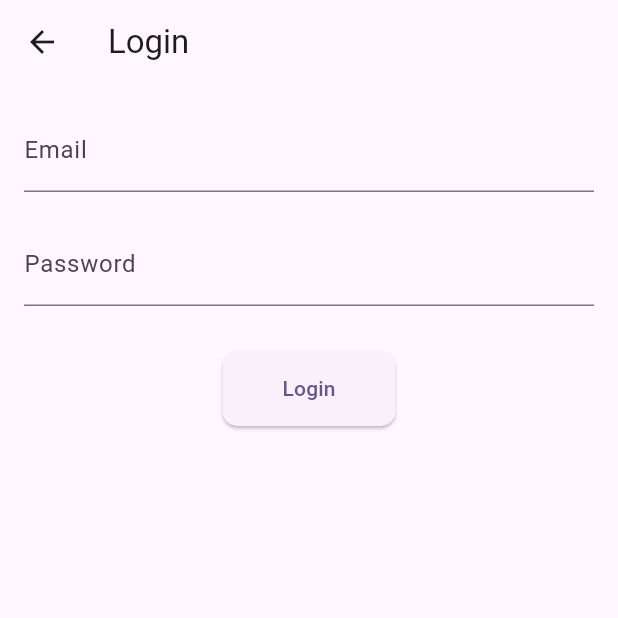
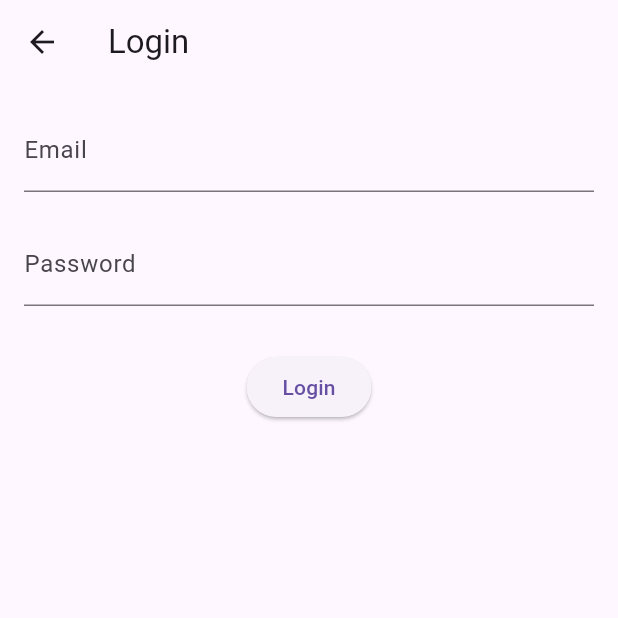
Before and after one commit to Moin1323/Flutter-GetX-API-Integration, a Flutter app: the HomeView screen opened by its route, after a tap on the "logout" icon, on a phone screen of 412 x 824 dp, the top half of it. Run offline on Flutter 3.47's test engine with Material 3 defaults, Android fonts, the phone set to English and light mode, and no system bars; our stand-ins replace fluttertoast, get, shared_preferences; accounts and stored records are empty.

Commit message:
Colors Data

```diff
--- a/lib/main.dart
+++ b/lib/main.dart
@@ -19,10 +19,6 @@ class MyApp extends StatelessWidget {
       translations: Languages(),
       locale: const Locale('en', 'US'),
       fallbackLocale: const Locale('en', 'US'),
-      theme: ThemeData(
-        colorScheme: ColorScheme.fromSeed(seedColor: Colors.deepPurple),
-        useMaterial3: true,
-      ),
       home: const SplashView(),
       getPages: AppRoutes.appRoutes(),
     );
--- a/lib/res/routes/app_routes.dart
+++ b/lib/res/routes/app_routes.dart
@@ -1,7 +1,7 @@
 import 'package:get/get.dart';
 import 'package:getx_api/res/routes/routes_name.dart';
 import 'package:getx_api/view/home/home_view.dart';
-import 'package:getx_api/view/login/login_view.dart';
+import 'package:getx_api/view/auth/login/login_view.dart';
 import 'package:getx_api/view/splash/splash_view.dart';
 
 class AppRoutes {
--- a/lib/view/login/login_view.dart
+++ b/lib/view/auth/login/login_view.dart
@@ -32,6 +32,7 @@ class _LoginViewState extends State<LoginView> {
                 validator: (value) {
                   if (value!.isEmpty) {
                     Utils.snackBar("Email", "Enter Email");
+                    return "Please enter your email";
                   }
                   return null;
                 },
@@ -51,7 +52,8 @@ class _LoginViewState extends State<LoginView> {
                 focusNode: loginVM.passwordFocusNode.value,
                 validator: (value) {
                   if (value!.isEmpty) {
-                    Utils.snackBar("Password", "Enter Passowrd");
+                    Utils.snackBar("Password", "Enter Password");
+                    return "Please enter your password";
                   }
                   return null;
                 },
@@ -65,27 +67,16 @@ class _LoginViewState extends State<LoginView> {
                 ),
               ),
               const SizedBox(height: 30),
-              // Assuming you have a login view model using GetX
               ElevatedButton(
                 onPressed: () {
                   if (formKey.currentState!.validate()) {
                     loginVM.loginApi(); // Trigger API call
                   }
                 },
-                style: ElevatedButton.styleFrom(
-                  padding: const EdgeInsets.symmetric(
-                      horizontal: 40, vertical: 15), // Custom padding
-                  shape: RoundedRectangleBorder(
-                    borderRadius:
-                        BorderRadius.circular(10), // Custom rounded button
-                  ),
-                ),
                 child: Obx(() {
-                  return loginVM
-                          .loading.value // Check if API call is in progress
-                      ? const CircularProgressIndicator(
-                          color: Colors.white) // Show loading spinner
-                      : const Text('Login'); // Default button text
+                  return loginVM.loading.value
+                      ? const CircularProgressIndicator(color: Colors.white)
+                      : const Text('Login');
                 }),
               ),
             ],
--- a/lib/view/services/splash_services.dart
+++ b/lib/view/services/splash_services.dart
@@ -8,7 +8,6 @@ class SplashServices {
   void isLogin() {
     userPreferences.getUser().then(
       (value) {
-        print(value.token);
         if (value.token!.isEmpty || value.token.toString() == 'null') {
           Timer(
             const Duration(seconds: 3),
--- a/lib/view/splash/splash_view.dart
+++ b/lib/view/splash/splash_view.dart
@@ -20,6 +20,8 @@ class _SplashViewState extends State<SplashView> {
 
   @override
   Widget build(BuildContext context) {
-    return const Scaffold(backgroundColor: AppColors.primary);
+    return const Scaffold(
+      backgroundColor: AppColors.primary,
+    );
   }
 }
```
